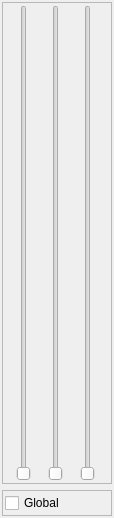
This is forms/sliderWidget.ui in isis-group/vast as Qt 5 draws it before an edit. The edited form follows.
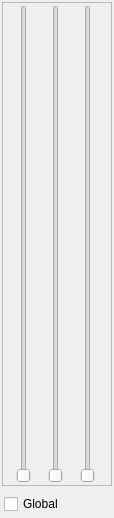
This is the edited form.

```diff
--- a/forms/sliderWidget.ui
+++ b/forms/sliderWidget.ui
@@ -56,7 +56,7 @@
    <item>
     <widget class="QFrame" name="zmapModeFrame">
      <property name="frameShape">
-      <enum>QFrame::StyledPanel</enum>
+      <enum>QFrame::NoFrame</enum>
      </property>
      <property name="frameShadow">
       <enum>QFrame::Raised</enum>
```
